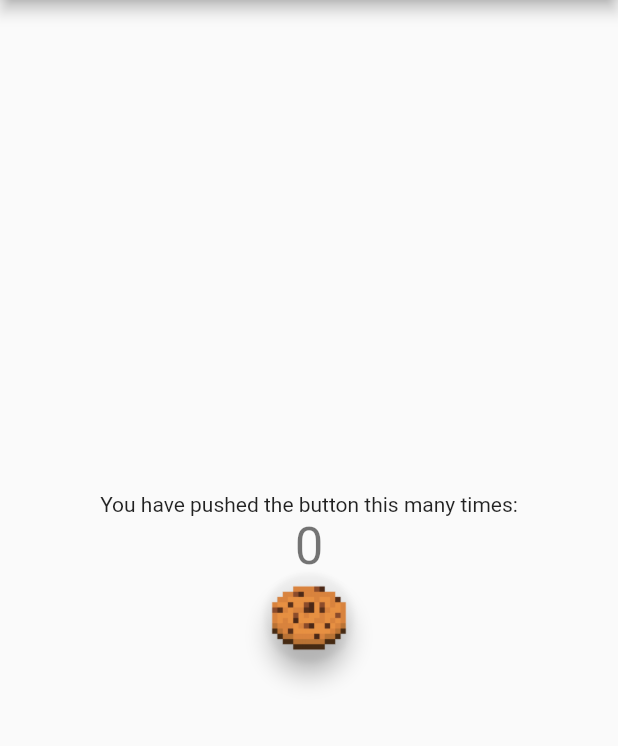
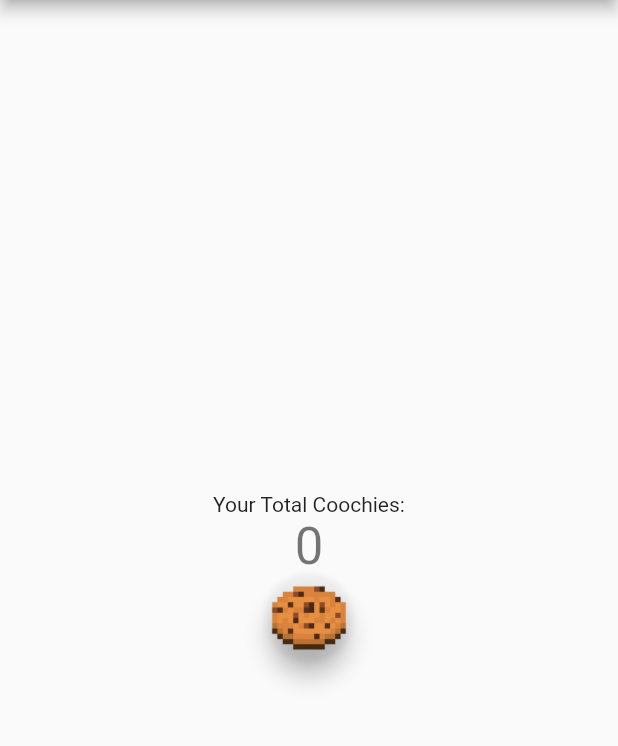
Before and after one commit to enderluca03/IIATIMD, a Flutter app: the screen it shows after launch, on a phone screen of 412 x 824 dp, the part 84-830 px from its top. Run offline on Flutter 3.47's test engine with Material 2 defaults, Android fonts, the phone set to English and light mode, and no system bars.

Commit message:
changed some stuff

```diff
--- a/coochie_clicker/lib/main.dart
+++ b/coochie_clicker/lib/main.dart
@@ -96,7 +96,7 @@ class _MyHomePageState extends State<MyHomePage> {
           mainAxisAlignment: MainAxisAlignment.center,
           children: <Widget>[
             const Text(
-              'You have pushed the button this many times:',
+              'Your Total Coochies:',
             ),
             Text(
               '$_counter',
```
Also changed, not shown: coochie_clicker/package-lock.json (added).
